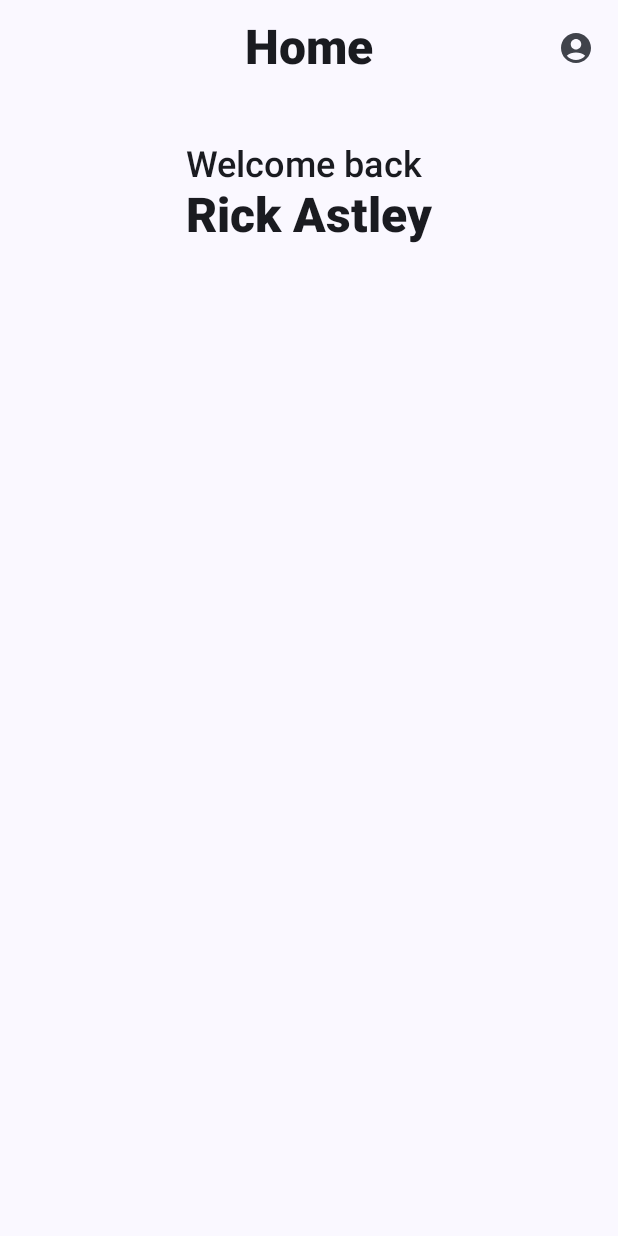
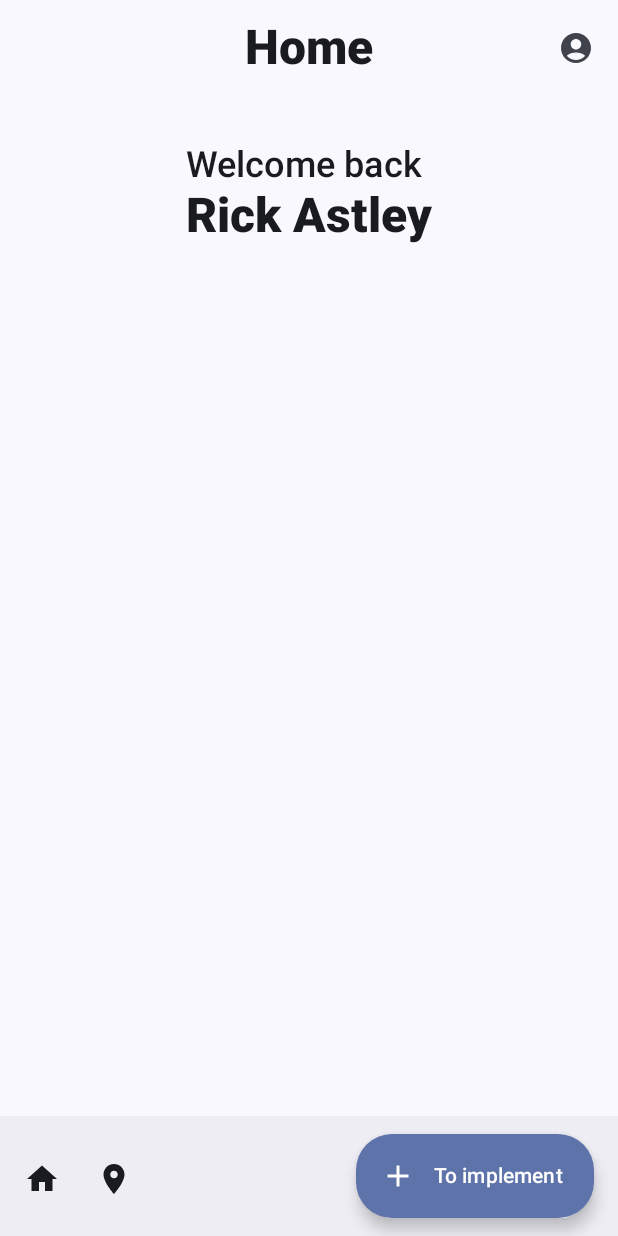
Before and after one commit to BenGeorgeNetto/Hospitally, an Android app built with Jetpack Compose: the screen it shows after launch (MainActivity), on a phone screen of 412 x 824 dp. Run offline under Robolectric (Android 15) with nearby library versions, the phone set to English and light mode, and no system bars; our stand-ins replace Firebase (no records; nobody signed in at launch, a user with empty details on screens opened directly); libraries missing offline, so code that uses them is left out: com.example.compose.

Commit message:
Add bottom nav bar

```diff
--- a/app/src/main/java/com/example/hospitally/ui/screens/HomeScreen.kt
+++ b/app/src/main/java/com/example/hospitally/ui/screens/HomeScreen.kt
@@ -9,18 +9,20 @@ import androidx.compose.foundation.layout.fillMaxWidth
 import androidx.compose.foundation.layout.padding
 import androidx.compose.material.icons.Icons
 import androidx.compose.material.icons.filled.AccountCircle
+import androidx.compose.material.icons.filled.Home
+import androidx.compose.material.icons.filled.LocationOn
+import androidx.compose.material.icons.outlined.Add
+import androidx.compose.material3.BottomAppBar
 import androidx.compose.material3.CenterAlignedTopAppBar
-import androidx.compose.material3.DrawerValue
 import androidx.compose.material3.ExperimentalMaterial3Api
+import androidx.compose.material3.ExtendedFloatingActionButton
 import androidx.compose.material3.Icon
 import androidx.compose.material3.IconButton
 import androidx.compose.material3.MaterialTheme
 import androidx.compose.material3.Scaffold
 import androidx.compose.material3.Surface
 import androidx.compose.material3.Text
-import androidx.compose.material3.rememberDrawerState
 import androidx.compose.runtime.Composable
-import androidx.compose.runtime.rememberCoroutineScope
 import androidx.compose.ui.Alignment
 import androidx.compose.ui.Modifier
 import androidx.compose.ui.text.font.FontWeight
@@ -33,10 +35,9 @@ import com.example.hospitally.ui.theme.AppTheme
 fun HomeScreen(
 
 ) {
-    val scope = rememberCoroutineScope()
-    val drawerState = rememberDrawerState(initialValue = DrawerValue.Closed)
     val name = "Rick Astley"
-    Scaffold(topBar = {
+    Scaffold(
+        topBar = {
             CenterAlignedTopAppBar(title = {
                 Text(
                     "Home",
@@ -56,7 +57,37 @@ fun HomeScreen(
                     )
                 }
             })
+        },
+        // TODO: implement button functions
+        bottomBar = {
+            BottomAppBar(
+                actions = {
+                    IconButton(onClick = {
+                        // TODO
                     }) {
+                        Icon(
+                            Icons.Filled.Home,
+                            contentDescription = ""
+                        )
+                    }
+                    IconButton(onClick = {
+                        // TODO
+                    }) {
+                        Icon(Icons.Filled.LocationOn, contentDescription = "")
+                    }
+                },
+                floatingActionButton = {
+                    ExtendedFloatingActionButton(
+                        text = { Text("To implement") },
+                        icon = { Icon(Icons.Outlined.Add, contentDescription = "") },
+                        onClick = {
+                            // TODO
+                        }
+                    )
+                }
+            )
+        },
+    ) {
         Surface(
             modifier = Modifier.padding(it)
         ) {
@@ -78,9 +109,11 @@ fun HomeScreen(
                         textAlign = TextAlign.Left
                     )
                     Text(
-                        name, style = MaterialTheme.typography.headlineLarge.copy(
+                        name,
+                        style = MaterialTheme.typography.headlineLarge.copy(
                             fontWeight = FontWeight.Black
-                        ), modifier = Modifier, textAlign = TextAlign.Left
+                        ),
+                        modifier = Modifier, textAlign = TextAlign.Left,
                     )
                 }
             }
```
Lines whose indentation alone changed are shown as unchanged.
